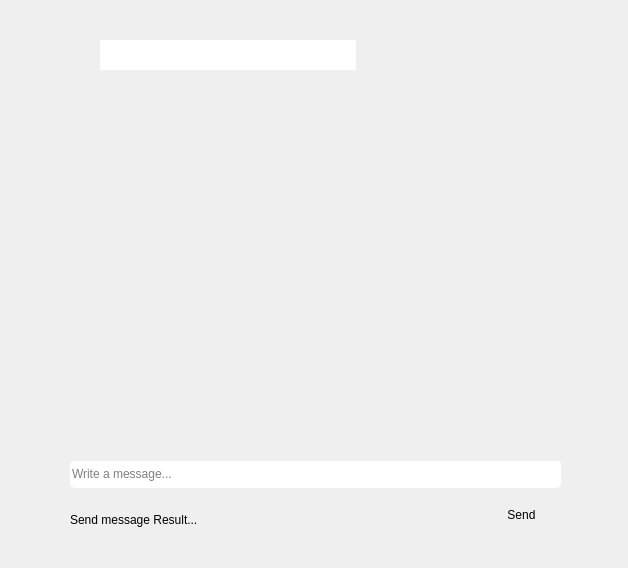
Old version of the form channelchat.ui in the repository borhanem/Messenger_Void_13.
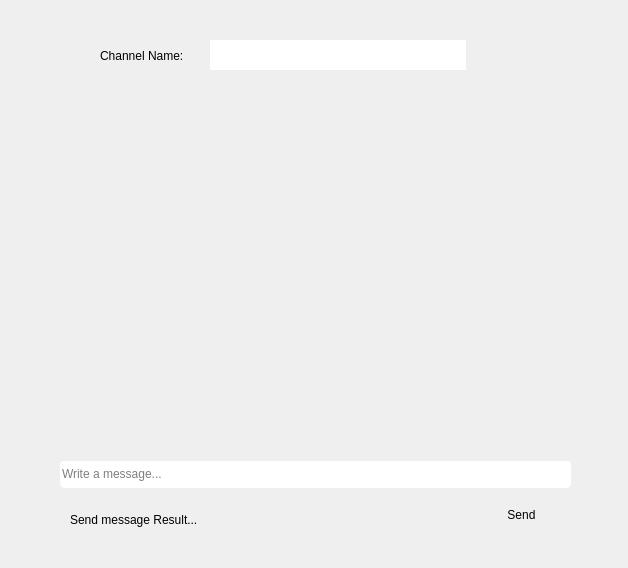
New version of the form.

Commit message: some improvements in msgBase uis

```diff
--- a/channelchat.ui
+++ b/channelchat.ui
@@ -49,9 +49,9 @@
   <widget class="QLineEdit" name="messagebar_led">
    <property name="geometry">
     <rect>
-     <x>70</x>
+     <x>60</x>
      <y>460</y>
-     <width>491</width>
+     <width>511</width>
      <height>28</height>
     </rect>
    </property>
@@ -66,7 +66,7 @@
   <widget class="QTextBrowser" name="channelname_led">
    <property name="geometry">
     <rect>
-     <x>100</x>
+     <x>210</x>
      <y>40</y>
      <width>256</width>
      <height>31</height>
@@ -90,7 +90,7 @@
   <widget class="QPushButton" name="pushButton">
    <property name="geometry">
     <rect>
-     <x>70</x>
+     <x>60</x>
      <y>40</y>
      <width>31</width>
      <height>29</height>
@@ -106,9 +106,9 @@
   <widget class="QScrollArea" name="channel_scroll_area">
    <property name="geometry">
     <rect>
-     <x>70</x>
+     <x>60</x>
      <y>70</y>
-     <width>491</width>
+     <width>511</width>
      <height>391</height>
     </rect>
    </property>
@@ -123,23 +123,36 @@
      <rect>
       <x>0</x>
       <y>0</y>
-      <width>491</width>
+      <width>511</width>
       <height>391</height>
      </rect>
     </property>
     <widget class="QWidget" name="gridLayoutWidget">
      <property name="geometry">
       <rect>
-       <x>0</x>
-       <y>0</y>
-       <width>491</width>
-       <height>421</height>
+       <x>-1</x>
+       <y>-1</y>
+       <width>511</width>
+       <height>391</height>
       </rect>
      </property>
      <layout class="QGridLayout" name="gridLayout"/>
     </widget>
    </widget>
   </widget>
+  <widget class="QLabel" name="chatTypeShow_lbl">
+   <property name="geometry">
+    <rect>
+     <x>100</x>
+     <y>40</y>
+     <width>111</width>
+     <height>31</height>
+    </rect>
+   </property>
+   <property name="text">
+    <string>Channel Name:</string>
+   </property>
+  </widget>
  </widget>
  <resources/>
  <connections/>
```
The commit also changes 5 other files.
